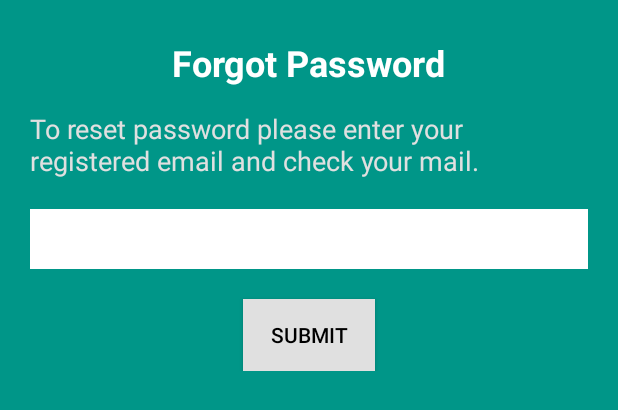
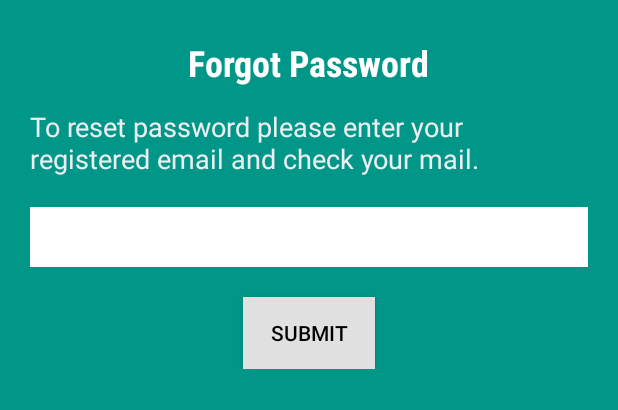
Before and after one commit to Shashank58/Custom-Camera-App, an Android app: the layout activity_forgot_pass.xml on its own in the app's theme, with its tools: preview values and no code run, on a phone screen of 412 x 824 dp. Shown: the top 410 px of the screen. Run offline under Robolectric (Android 15) with nearby library versions, the phone set to English and light mode, and no system bars; network calls fail.

Commit message:
Production ready

```diff
--- a/app/build.gradle
+++ b/app/build.gradle
@@ -8,8 +8,8 @@ android {
         applicationId "com.liborgs.android"
         minSdkVersion 15
         targetSdkVersion 23
-        versionCode 1
-        versionName "1.0"
+        versionCode 3
+        versionName "1.2"
     }
     buildTypes {
         release {
--- a/app/src/main/AndroidManifest.xml
+++ b/app/src/main/AndroidManifest.xml
@@ -1,7 +1,8 @@
 <?xml version="1.0" encoding="utf-8"?>
-<manifest xmlns:android="http://schemas.android.com/apk/res/android"
+<manifest
+    xmlns:android="http://schemas.android.com/apk/res/android"
     xmlns:tools="http://schemas.android.com/tools"
-    package="com.liborgs.android" >
+    package="com.liborgs.android">
 
     <uses-permission android:name="android.permission.CAMERA" />
     <uses-permission android:name="android.permission.WRITE_EXTERNAL_STORAGE" />
--- a/app/src/main/java/com/liborgs/android/LibraryActivity.java
+++ b/app/src/main/java/com/liborgs/android/LibraryActivity.java
@@ -59,12 +59,18 @@ public class LibraryActivity extends AppCompatActivity {
     @Override
     protected void onCreate(Bundle savedInstanceState) {
         super.onCreate(savedInstanceState);
+
+        SharedPreferencesHandler sh = new SharedPreferencesHandler();
+        String loggedIn = sh.getKeyAuth(this);
         // Hide the status bar.
         int uiOptions = View.SYSTEM_UI_FLAG_FULLSCREEN;
         getWindow().getDecorView().setSystemUiVisibility(uiOptions);
         if (getSupportActionBar() != null)
             getSupportActionBar().hide();
         setContentView(R.layout.activity_library);
+
+        RegisterGCMId app = (RegisterGCMId) getApplication();
+        app.checkVersion(loggedIn, this);
 
         viewPager = (ViewPager) findViewById(R.id.viewpager);
         myEditText = (EditText) findViewById(R.id.myEditText);
--- a/app/src/main/java/com/liborgs/android/LogInActivity.java
+++ b/app/src/main/java/com/liborgs/android/LogInActivity.java
@@ -42,9 +42,6 @@ public class LogInActivity extends AppCompatActivity {
         Log.e("Login Activity", "Logged In: "+loggedIn);
         Log.e("Login Activity", "Token value: " + token);
         if(loggedIn != null) {
-            RegisterGCMId app = (RegisterGCMId) getApplication();
-            app.checkVersion(loggedIn);
-            Log.e("Login Activity", "Called login");
             Intent intent = new Intent(this, LibraryActivity.class);
             startActivity(intent);
             finish();
--- a/app/src/main/java/com/liborgs/android/OneFragment.java
+++ b/app/src/main/java/com/liborgs/android/OneFragment.java
@@ -322,7 +322,6 @@ public class OneFragment extends Fragment {
                             fetchData.setLayoutParams(params);
                         }
                     } else {
-                        Log.e("One fragement", "Message:");
                         String message = response.getString("message");
                         new AlertDialog.Builder(getActivity())
                                 .setTitle("Liborg")
--- a/app/src/main/java/com/liborgs/android/TwoFragment.java
+++ b/app/src/main/java/com/liborgs/android/TwoFragment.java
@@ -74,8 +74,10 @@ public class TwoFragment extends android.support.v4.app.Fragment {
                 new Response.Listener<JSONObject>() {
                     @Override
                     public void onResponse(JSONObject response) {
+                        TextView noBooks = (TextView) getActivity().findViewById(R.id.noBooks);
                         try {
                             if(response.has("data")) {
+                                noBooks.setVisibility(View.GONE);
                                 JSONArray data = response.getJSONArray("data");
                                 for (int i = 0; i < data.length(); i++) {
                                     JSONObject book = (JSONObject) data.get(i);
@@ -114,7 +116,6 @@ public class TwoFragment extends android.support.v4.app.Fragment {
                                 bookList = new ShelfAdapter(myBooks, getActivity(), getActivity());
                                 recList.setAdapter(bookList);
                             } else {
-                                TextView noBooks = (TextView) getActivity().findViewById(R.id.noBooks);
                                 noBooks.setVisibility(View.VISIBLE);
                             }
                         } catch (JSONException e) {
--- a/app/src/main/res/layout/activity_forgot_pass.xml
+++ b/app/src/main/res/layout/activity_forgot_pass.xml
@@ -6,7 +6,7 @@
     tools:context="com.cybrilla.shashank.android.ForgotPassActivity"
     android:layout_width="match_parent"
     android:layout_height="match_parent"
-    android:background="#009688">
+    android:background="@color/navBar">
 
 
     <LinearLayout
@@ -24,6 +24,7 @@
             android:text="@string/account_recover"
             android:textSize="24sp"
             android:textStyle="bold"
+            android:fontFamily="sans-serif-condensed"
             android:textColor="@color/white"
             android:layout_gravity="center_horizontal"
             android:layout_marginTop="5dp"/>
@@ -33,8 +34,8 @@
             android:layout_height="wrap_content"
             android:text="@string/message_retrive"
             android:textSize="18sp"
-            android:textColor="#E0E0E0"
-            android:layout_marginTop="15dp"
+            android:textColor="@color/scroll_detail"
+            android:layout_marginTop="14dp"
             android:layout_gravity="center"/>
 
         <EditText
@@ -42,7 +43,8 @@
             android:layout_height="40dp"
             android:layout_marginTop="20dp"
             android:background="@color/white"
-            android:id="@+id/recoveryEmail"/>
+            android:id="@+id/recoveryEmail"
+            android:inputType="textEmailAddress"/>
 
         <Button
             android:layout_width="wrap_content"
--- a/app/src/main/res/layout/activity_log_in.xml
+++ b/app/src/main/res/layout/activity_log_in.xml
@@ -23,6 +23,7 @@
             android:layout_height="wrap_content"
             android:id="@+id/logIn"
             android:text="@string/login"
+            android:fontFamily="sans-serif-condensed"
             android:textSize="26sp"
             android:textStyle="bold"
             android:layout_gravity="center_horizontal"
--- a/app/src/main/res/layout/activity_sign_up.xml
+++ b/app/src/main/res/layout/activity_sign_up.xml
@@ -15,7 +15,7 @@
 
     <LinearLayout
         android:layout_width="match_parent"
-        android:layout_height="match_parent"
+        android:layout_height="wrap_content"
         android:orientation="vertical">
 
             <TextView
@@ -24,6 +24,7 @@
                 android:text="@string/signUp"
                 android:textSize="26sp"
                 android:textStyle="bold"
+                android:fontFamily="sans-serif-condensed"
                 android:layout_gravity="center_horizontal"
                 android:layout_marginTop="0dp"
                 android:textColor="@color/white"/>
--- a/app/src/main/res/layout/fragment_two.xml
+++ b/app/src/main/res/layout/fragment_two.xml
@@ -10,13 +10,14 @@
     <android.support.v7.widget.RecyclerView
         android:id="@+id/cardListTwo"
         android:layout_width="match_parent"
-        android:layout_height="match_parent" />
+        android:layout_height="match_parent"
+        android:layout_marginBottom="10dp"/>
 
     <TextView
         android:layout_width="wrap_content"
         android:layout_height="wrap_content"
         android:id="@+id/noBooks"
-        android:visibility="visible"
+        android:visibility="gone"
         android:text="No books issued"
         android:layout_marginTop="50dp"
         android:layout_marginLeft="100dp"
--- a/app/src/main/res/values-v21/style.xml
+++ b/app/src/main/res/values-v21/style.xml
@@ -6,10 +6,10 @@
 
     <style name="AppTheme.Base" parent="Theme.AppCompat.Light">
 
-        <item name="android:windowContentTransitions">true</item>
+        <!--<item name="android:windowContentTransitions">true</item>-->
 
         <item name="android:windowEnterTransition">@android:transition/slide_bottom</item>
-        <item name="android:windowExitTransition">@android:transition/fade</item>
+        <!--<item name="android:windowExitTransition">@android:transition/fade</item>-->
 
         <!--<item name="android:windowAllowEnterTransitionOverlap">true</item>-->
         <!--<item name="android:windowAllowReturnTransitionOverlap">true</item>-->
--- a/app/src/main/res/values/colors.xml
+++ b/app/src/main/res/values/colors.xml
@@ -5,8 +5,10 @@
     <color name="colorAccent">#FF4081</color>
     <color name="blue">#0277BD</color>
     <color name="white">#FFFFFF</color>
+    <color name="scroll_detail">#ECEFF1</color>
     <color name="pure_black">#000000</color>
     <color name="navBar">#009688</color>
+    <color name="detail_tab">#004D40</color>
     <color name="primary_material_dark_1">#212121</color>
     <color name="accent_material_dark_1">#80cbc4</color>
     <color name="background_material_dark_1">#303030</color>
@@ -15,6 +17,7 @@
     <color name="primary_text_material_light_1">#ffffff</color>
     <color name="success">#388e3c</color>
     <color name="info">#536DFE</color>
+    <color name="tab_selected">#EEEEEE</color>
     <color name="background_lighter">#208abc</color>
     <color name="registerScreens">#E0E0E0</color>
     <color name="cardBackground">#212121</color>
```
Also changed, not shown: app/src/main/java/com/liborgs/android/RegisterGCMId.java (+28 -1 lines), app/src/main/res/layout/activity_detail.xml (+12 -10 lines), app/src/main/res/layout/activity_library.xml (+7 -7 lines), 1 other file.
